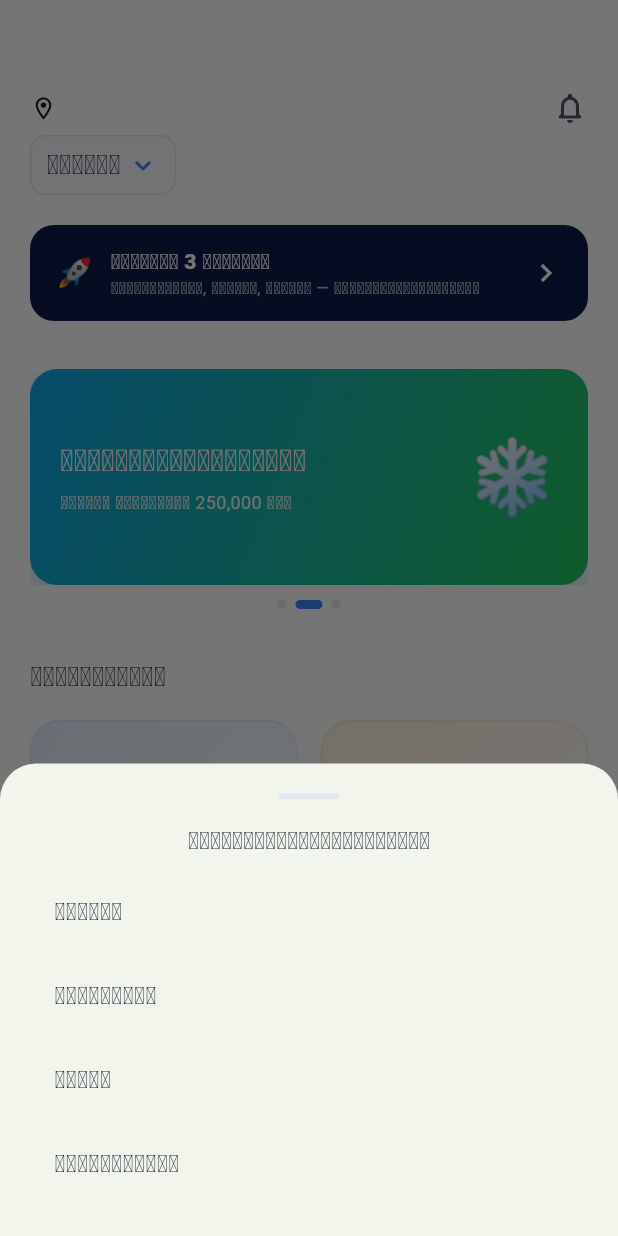
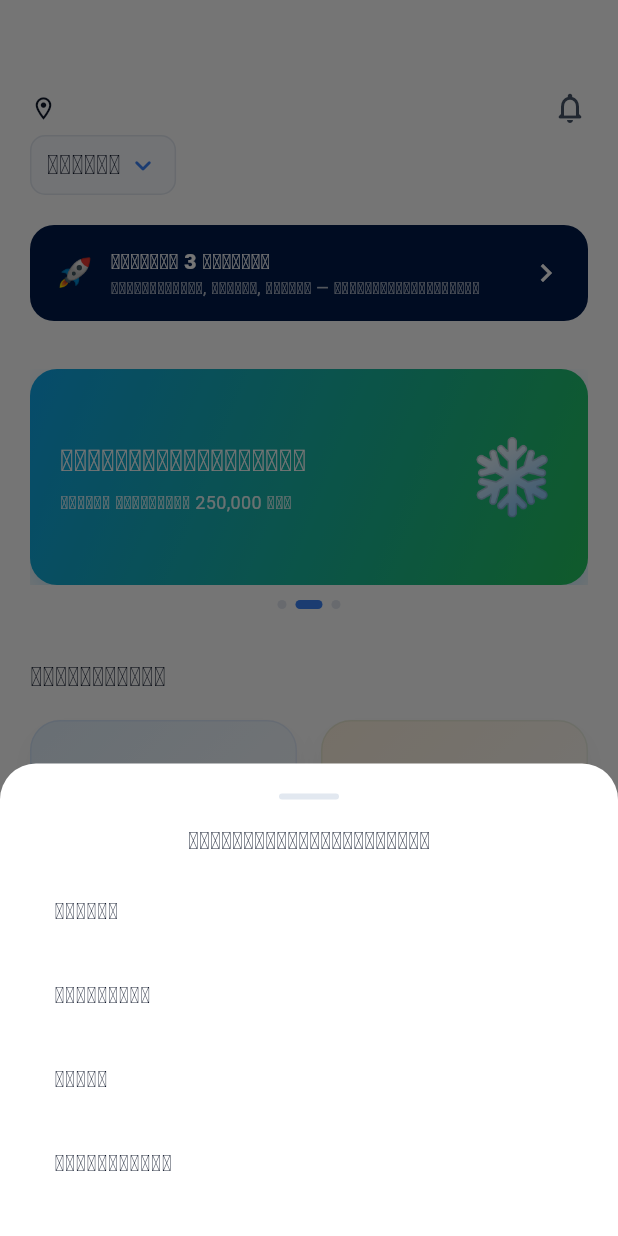
Before and after one commit to kongkilintho/Lintho-app, a Flutter app: the screen it shows once a user with an empty profile is signed in, after a tap on "ວຽງຈັນ", on a phone screen of 412 x 824 dp. Run offline on Flutter 3.47's test engine with Material 3 defaults, Android fonts, the phone set to English and light mode, and no system bars; our stand-ins replace cloud_firestore, firebase_auth, firebase_core, firebase_database, firebase_messaging, firebase_storage and 11 more; accounts and stored records are empty.

Commit message:
Phase 2: centralized design system (lib/theme/app_theme.dart)
- New AppColors/AppTypography/AppSpacing/AppRadius/AppStatus token classes
  and AppTheme.light ThemeData with AppBar/Card/Button/Input/BottomSheet/
  Dialog/NavigationBar sub-themes, wired into main.dart's MaterialApp.
- app_colors.dart's C class now mirrors AppColors instead of declaring its
  own hex values: C.yellow/C.gold, C.cream/C.bg, C.brown/C.dark/C.navy
  collapse to one value each; C.muted darkened #94A3B8 -> #5D6572 to pass
  WCAG AA (~4.6:1 vs ~2.8:1) — fixes contrast app-wide from one token.
  Existing call sites across 40+ files are unaffected (same field names).
- booking_display_helpers.dart and home_tab.dart's StatusBadge now both
  read from the single AppStatus status-color map instead of maintaining
  independent, disagreeing status-color mappings.

flutter analyze: 0 errors, pre-existing lint infos only.

```diff
--- a/lib/app_colors.dart
+++ b/lib/app_colors.dart
@@ -1,25 +1,30 @@
-import 'package:flutter/material.dart';
+import 'theme/app_theme.dart';
 
+// ✅ [Phase 2] `C` ຍັງຖືກໃຊ້ຢູ່ 40+ ໄຟລ໌ທົ່ວແອັບ — ຄົງໄວ້ເປັນ compatibility
+// layer ບໍ່ໃຫ້ໜ້າຈໍເກົ່າພັງ, ແຕ່ຕອນນີ້ mirror ຄ່າຈາກ lib/theme/app_theme.dart's
+// AppColors (single source of truth) ແທນທີ່ຈະປະກາດ hex ຂອງຕົນເອງຄືເກົ່າ —
+// ແກ້ຄ່າຢູ່ AppColors ຈຸດດຽວ ຈະສະທ້ອນທົ່ວແອັບໂດຍບໍ່ຕ້ອງແກ້ໄຟລ໌ອື່ນ.
+// ໜ້າຈໍໃໝ່/ຖືກ refactor ຄວນອ້າງອີງ AppColors ໂດຍກົງ, ບໍ່ຕ້ອງຜ່ານ C.
 class C {
-  static const navy   = Color(0xFF0D1B4B);
-  static const blue   = Color(0xFF1E40AF);
-  static const sky    = Color(0xFF3B82F6);
-  static const yellow = Color(0xFFFBBF24);
-  static const green  = Color(0xFF22C55E);
-  static const teal   = Color(0xFF14B8A6);
-  static const mint   = Color(0xFFECFDF5);
-  static const red    = Color(0xFFEF4444);
-  static const dangerRed = Color(0xFFFF6B6B);
-  static const orange = Color(0xFFF97316);
-  static const bg     = Color(0xFFF8FAFF);
-  static const white  = Colors.white;
-  static const text   = Color(0xFF0F172A);
-  static const muted  = Color(0xFF94A3B8);
-  static const border = Color(0xFFE2E8F0);
-  static const cream  = Color(0xFFF8FAFF);
-  static const gold   = Color(0xFFFBBF24);
-  static const brown  = Color(0xFF0D1B4B);
-  static const dark   = Color(0xFF0D1B4B);
+  static const navy   = AppColors.navy;
+  static const blue   = AppColors.blue;
+  static const sky    = AppColors.sky;
+  static const yellow = AppColors.gold;      // ✅ ເຄີຍແຍກຊື່ ແຕ່ hex ດຽວກັນ — ລວມແລ້ວ
+  static const green  = AppColors.green;
+  static const teal   = AppColors.teal;
+  static const mint   = AppColors.mint;
+  static const red    = AppColors.red;
+  static const dangerRed = AppColors.dangerRed;
+  static const orange = AppColors.orange;
+  static const bg     = AppColors.bg;
+  static const white  = AppColors.white;
+  static const text   = AppColors.ink;
+  static const muted  = AppColors.muted;     // ✅ ປັບ contrast ໃຫ້ຜ່ານ WCAG AA — ເບິ່ງ AppColors.muted
+  static const border = AppColors.border;
+  static const cream  = AppColors.bg;        // ✅ ເຄີຍແຍກຊື່ ແຕ່ hex ດຽວກັນ — ລວມແລ້ວ
+  static const gold   = AppColors.gold;
+  static const brown  = AppColors.navy;      // ✅ ເຄີຍແຍກຊື່ ແຕ່ hex ດຽວກັນ — ລວມແລ້ວ
+  static const dark   = AppColors.navy;
 
   // ── Aliases ─────────────────────────────────────────────
   static const primary       = green;  // C.primary
--- a/lib/booking_display_helpers.dart
+++ b/lib/booking_display_helpers.dart
@@ -13,6 +13,7 @@ import 'package:flutter/material.dart';
 import 'package:intl/intl.dart';
 import 'app_locale.dart';
 import 'provider_model.dart';
+import 'theme/app_theme.dart';
 
 // ── ສະຖານະ ──────────────────────────────────────────────────
 
@@ -31,16 +32,14 @@ class BookingStatusStyle {
   const BookingStatusStyle(this.bg, this.fg);
 }
 
-BookingStatusStyle bookingStatusStyle(String status) => switch (status) {
-  'pending'    => const BookingStatusStyle(Color(0xFFFEF3C7), Color(0xFF92400E)),
-  'accepted'   => const BookingStatusStyle(Color(0xFFDBEAFE), Color(0xFF1D4ED8)),
-  'onTheWay' || 'arrived' || 'inProgress' =>
-      const BookingStatusStyle(Color(0xFFDCFCE7), Color(0xFF15803D)),
-  'completed'  => const BookingStatusStyle(Color(0xFFDCFCE7), Color(0xFF15803D)),
-  'cancelled' || 'rejected' =>
-      const BookingStatusStyle(Color(0xFFFEE2E2), Color(0xFFB91C1C)),
-  _            => const BookingStatusStyle(Color(0xFFF1F5F9), Color(0xFF64748B)),
-};
+// ✅ [FIX — Phase 2 status map] ນີ້ເຄີຍປະກາດຄູ່ສີ bg/fg ຂອງຕົນເອງ ແຍກຈາກ
+// home_tab.dart's StatusBadge (ເຊິ່ງໃຊ້ C.sky/green/orange/muted/red ອີກ
+// ຊຸດໜຶ່ງ) — booking ດຽວກັນຈຶ່ງສະແດງຄົນລະສີຂຶ້ນກັບໜ້າຈໍ. ຕອນນີ້ດຶງຈາກ
+// AppStatus.styleOfName() ບ່ອນດຽວ (lib/theme/app_theme.dart).
+BookingStatusStyle bookingStatusStyle(String status) {
+  final s = AppStatus.styleOfName(status);
+  return BookingStatusStyle(s.bg, s.fg);
+}
 
 String bookingStatusLabel(String status) => switch (status) {
   'pending'    => tr('pending'),
--- a/lib/home_tab.dart
+++ b/lib/home_tab.dart
@@ -22,6 +22,7 @@ import 'Booking.dart';
 import 'booking_provider.dart';
 import 'online_provider.dart';
 import 'job_workflow_screen.dart';
+import 'theme/app_theme.dart';
 
 // ════════════════════════════════════════════════════════════
 // HOME TAB
@@ -649,16 +650,9 @@ class StatusBadge extends StatelessWidget {
 
   @override
   Widget build(BuildContext context) {
-    final color = switch (status) {
-      JobStatus.pending    => C.sky,
-      JobStatus.accepted   => C.green,
-      JobStatus.onTheWay   => C.orange,
-      JobStatus.arrived    => C.orange,
-      JobStatus.inProgress => C.orange,
-      JobStatus.completed  => C.green,
-      JobStatus.cancelled  => C.muted,
-      JobStatus.rejected   => C.red,
-    };
+    // ✅ [FIX — Phase 2 status map] ເຄີຍກຳນົດສີສະຖານະຂອງຕົນເອງແຍກຈາກ
+    // booking_display_helpers.dart — ຕອນນີ້ດຶງຈາກ AppStatus ບ່ອນດຽວ.
+    final color = AppStatus.colorOf(status);
     return Container(
       padding: const EdgeInsets.symmetric(horizontal: 8, vertical: 3),
       decoration: BoxDecoration(
--- a/lib/main.dart
+++ b/lib/main.dart
@@ -40,6 +40,7 @@ import 'quick_booking_screen.dart';
 import 'package:intl/intl.dart';
 import 'lao_phone.dart';
 import 'widgets/pulsing_fade.dart';
+import 'theme/app_theme.dart';
 
 const firebaseOptions = FirebaseOptions(
   apiKey:            "AIzaSyD-bIErOqCC6vHqn45oHhtL52Cw54O8SMs",
@@ -79,18 +80,10 @@ class LinThoApp extends StatelessWidget {
           navigatorKey: FCMService.navigatorKey ??= GlobalKey<NavigatorState>(),
           title: 'LinTho',
           debugShowCheckedModeBanner: false,
-          theme: ThemeData(
-            useMaterial3: true,
-            colorScheme: ColorScheme.fromSeed(
-              seedColor: C.green,
-              brightness: Brightness.light,
-            ).copyWith(
-              primary: C.green,
-              secondary: C.teal,
-            ),
-            primaryColor: C.green,
-            scaffoldBackgroundColor: C.bg,
-          ),
+          // ✅ [Phase 2] ThemeData ລວມສູນ — ເບິ່ງ lib/theme/app_theme.dart.
+          // ກ່ອນໜ້ານີ້ບ່ອນນີ້ກຳນົດແຕ່ colorScheme/primaryColor/background,
+          // ບໍ່ມີ AppBar/Card/Button/Input/BottomSheet/Dialog theme ກາງ.
+          theme: AppTheme.light,
           home: StreamBuilder<User?>(
             stream: FirebaseAuth.instance.authStateChanges(),
             builder: (context, snapshot) {
--- /dev/null
+++ b/lib/theme/app_theme.dart
@@ -0,0 +1,281 @@
+// ============================================================
+// lib/theme/app_theme.dart — LinTho ລະບົບການອອກແບບກາງ (Design System)
+//
+// ▸ ບ່ອນດຽວທີ່ກຳນົດ: ສີ, type scale, spacing, radius, ແລະ ThemeData ຂອງ
+//   ທັງແອັບ. ກ່ອນໜ້ານີ້ ThemeData ໃນ main.dart ກຳນົດແຕ່ colorScheme +
+//   primaryColor + scaffoldBackgroundColor — AppBar/Card/Button/TextField/
+//   BottomSheet/Dialog ບໍ່ມີ theme ກາງ, ແຕ່ລະໜ້າຈໍຈຶ່ງຂຽນ style ຂອງຕົນເອງ
+//   ຊ້ຳໆ (15+ ຄັ້ງສຳລັບ AppBar ຢ່າງດຽວ) ແລະ drift ອອກຈາກກັນເທື່ອລະໜ້ອຍ.
+// ▸ lib/app_colors.dart's `C` class ຍັງຄົງໄວ້ (ໃຊ້ຢູ່ 40+ ໄຟລ໌ທົ່ວແອັບ) ແຕ່
+//   ຕອນນີ້ mirror ຄ່າຈາກ AppColors ຢູ່ນີ້ ແທນທີ່ຈະປະກາດຄ່າຂອງຕົນເອງ —
+//   ແກ້ໄຂຢູ່ບ່ອນດຽວນີ້ ຈະສະທ້ອນໄປທົ່ວແອັບໂດຍບໍ່ຕ້ອງແກ້ 32 ໄຟລ໌ພ້ອມກັນ.
+//   ໜ້າຈໍໃໝ່/ຖືກ refactor ຄວນອ້າງອີງ AppColors/AppTypography/AppSpacing
+//   ໂດຍກົງ ບໍ່ຕ້ອງຜ່ານ C.
+// ============================================================
+
+import 'package:flutter/material.dart';
+import '../Booking.dart' show JobStatus;
+
+// ════════════════════════════════════════════════════════════
+// COLOR SYSTEM
+// ════════════════════════════════════════════════════════════
+
+class AppColors {
+  AppColors._();
+
+  // ── ແບຣນ (primary palette) ──────────────────────────────────
+  static const navy  = Color(0xFF001B4B);
+  static const green = Color(0xFF22C55E); // primary action
+  static const gold  = Color(0xFFFBBF24); // ✅ ລວມ C.yellow/C.gold (hex ດຽວກັນ, 2 ຊື່) ເປັນຊື່ດຽວ
+  static const ink   = Color(0xFF0F172A); // primary text
+  static const bg    = Color(0xFFF8FAFF); // ✅ ລວມ C.bg/C.cream (hex ດຽວກັນ, 2 ຊື່)
+
+  // ── ຂະຫຍາຍ (ຍັງໃຊ້ຢູ່ທົ່ວແອັບ, ຄົງໄວ້ບໍ່ປ່ຽນ hex) ──────────────
+  static const blue      = Color(0xFF1E40AF);
+  static const sky       = Color(0xFF3B82F6);
+  static const teal      = Color(0xFF14B8A6);
+  static const mint      = Color(0xFFECFDF5);
+  static const red       = Color(0xFFEF4444);
+  static const dangerRed = Color(0xFFFF6B6B);
+  static const orange    = Color(0xFFF97316);
+  static const white     = Colors.white;
+  static const border    = Color(0xFFE2E8F0);
+
+  // ✅ [FIX] #94A3B8 ເທິງພື້ນຂາວ/bg ແມ່ນ contrast ~2.8:1 — ບໍ່ຜ່ານ WCAG AA
+  // (4.5:1) ສຳລັບ caption/hint/timestamp ທີ່ token ນີ້ຂັບເຄື່ອນເກືອບທຸກໜ້າຈໍ.
+  // #5D6572 ໃຫ້ contrast ~4.6:1 ເທິງພື້ນຂາວ, ຜ່ານເກນ, ຍັງອ່ານອອກວ່າເປັນ
+  // "ສີເທົາຮອງ" ບໍ່ແມ່ນ primary text.
+  static const muted = Color(0xFF5D6572);
+}
+
+// ════════════════════════════════════════════════════════════
+// STATUS COLOR — ແຜນທີ່ດຽວ, ບໍ່ໃຫ້ແຍກກຳນົດຄືນຢູ່ແຕ່ລະໜ້າຈໍ
+// ════════════════════════════════════════════════════════════
+//
+// ✅ [FIX] ກ່ອນໜ້ານີ້ມີ 2 ລະບົບສີສະຖານະແຍກກັນ: booking_display_helpers.dart
+// (bg/fg hex ກົງ) ແລະ home_tab.dart's StatusBadge (C.* switch ຕົວມັນເອງ) —
+// booking ອັນດຽວກັນສະແດງຄົນລະສີໄດ້ຂຶ້ນກັບໜ້າຈໍໃດສະແດງ. ຕອນນີ້ທັງສອງ
+// ໜ້າຈໍດຶງຈາກ AppStatus ບ່ອນດຽວ.
+class AppStatus {
+  AppStatus._();
+
+  /// ສີ accent ຕົ້ນຕໍຂອງແຕ່ລະສະຖານະ — ໃຊ້ທັງເປັນສີ badge ແລະ derive ເປັນ
+  /// ຄູ່ (bg, fg) ຜ່ານ [styleOf].
+  static Color colorOf(JobStatus status) => switch (status) {
+        JobStatus.pending    => AppColors.gold,
+        JobStatus.accepted   => AppColors.sky,
+        JobStatus.onTheWay   => AppColors.teal,
+        JobStatus.arrived    => AppColors.teal,
+        JobStatus.inProgress => AppColors.teal,
+        JobStatus.completed  => AppColors.green,
+        JobStatus.cancelled  => AppColors.muted,
+        JobStatus.rejected   => AppColors.red,
+      };
+
+  /// `bookings.status` ໃນ Firestore ເກັບເປັນ String (JobStatus.name) —
+  /// overload ນີ້ໃຫ້ໜ້າຈໍທີ່ຍັງເຮັດວຽກກັບ Map<String,dynamic> ດິບ (ບໍ່ໄດ້
+  /// parse ເປັນ Booking model ກ່ອນ) ໃຊ້ແຜນທີ່ດຽວກັນໄດ້ໂດຍບໍ່ຕ້ອງ refactor.
+  static Color colorOfName(String status) {
+    for (final s in JobStatus.values) {
+      if (s.name == status) return colorOf(s);
+    }
+    return AppColors.muted; // ✅ fallback ສະຖານະບໍ່ຮູ້ຈັກ — ຄືເດີມ
+  }
+
+  /// ຄູ່ (bg, fg) ສຳລັບ pill/badge — bg = accent 12% alpha, fg = accent ເຕັມ.
+  static ({Color bg, Color fg}) styleOf(JobStatus status) {
+    final c = colorOf(status);
+    return (bg: c.withValues(alpha: 0.12), fg: c);
+  }
+
+  static ({Color bg, Color fg}) styleOfName(String status) {
+    final c = colorOfName(status);
+    return (bg: c.withValues(alpha: 0.12), fg: c);
+  }
+}
+
+// ════════════════════════════════════════════════════════════
+// TYPOGRAPHY — 6 roles, ບໍ່ໃຫ້ແຕ່ລະໜ້າຈໍເລືອກ size/weight ເອງອີກ
+// ════════════════════════════════════════════════════════════
+
+class AppTypography {
+  AppTypography._();
+
+  static const display = TextStyle(
+      fontSize: 32, fontWeight: FontWeight.w700,
+      color: AppColors.ink, height: 1.15, letterSpacing: -0.3);
+  static const title = TextStyle(
+      fontSize: 22, fontWeight: FontWeight.w600,
+      color: AppColors.ink, height: 1.2);
+  static const heading = TextStyle(
+      fontSize: 17, fontWeight: FontWeight.w600,
+      color: AppColors.ink, height: 1.3);
+  static const body = TextStyle(
+      fontSize: 15, fontWeight: FontWeight.w400,
+      color: AppColors.ink, height: 1.5);
+  static const label = TextStyle(
+      fontSize: 13, fontWeight: FontWeight.w600,
+      color: AppColors.ink, height: 1.3, letterSpacing: 0.1);
+  static const caption = TextStyle(
+      fontSize: 12, fontWeight: FontWeight.w500,
+      color: AppColors.muted, height: 1.3);
+
+  /// ຫົວ AppBar — ຂະໜາດ/ນ້ຳໜັກທີ່ 15+ ໜ້າຈໍໃຊ້ຢູ່ແລ້ວ, ຍົກຂຶ້ນເປັນ theme
+  /// ແທນທີ່ຈະໃຫ້ແຕ່ລະ AppBar ພິມ TextStyle ຊ້ຳ.
+  static const appBarTitle = TextStyle(
+      fontSize: 18, fontWeight: FontWeight.w800, color: AppColors.ink);
+}
+
+// ════════════════════════════════════════════════════════════
+// SPACING — 8-point grid
+// ════════════════════════════════════════════════════════════
+
+class AppSpacing {
+  AppSpacing._();
+  static const xs   = 4.0;
+  static const sm   = 8.0;
+  static const md   = 12.0;
+  static const lg   = 16.0;
+  static const xl   = 24.0;
+  static const xxl  = 32.0;
+  static const xxxl = 48.0;
+}
+
+// ════════════════════════════════════════════════════════════
+// RADIUS — 3 ລະດັບ
+// ════════════════════════════════════════════════════════════
+
+class AppRadius {
+  AppRadius._();
+  static const chip  = 8.0;  // pill/chip/badge/input ນ້ອຍ
+  static const card  = 16.0; // card/button/input/dialog
+  static const sheet = 24.0; // bottom sheet, modal ໃຫຍ່
+
+  static final chipShape  = BorderRadius.circular(chip);
+  static final cardShape  = BorderRadius.circular(card);
+  static const sheetTop   = BorderRadius.vertical(top: Radius.circular(sheet));
+}
+
+// ════════════════════════════════════════════════════════════
+// THEME DATA — ຝັງ sub-themes ທັງໝົດຢູ່ບ່ອນດຽວ
+// ════════════════════════════════════════════════════════════
+
+class AppTheme {
+  AppTheme._();
+
+  static ThemeData get light {
+    final colorScheme = ColorScheme.fromSeed(
+      seedColor: AppColors.green,
+      brightness: Brightness.light,
+    ).copyWith(
+      primary:   AppColors.green,
+      secondary: AppColors.teal,
+      tertiary:  AppColors.gold,
+      error:     AppColors.red,
+      surface:   AppColors.white,
+    );
+
+    final outlineInput = OutlineInputBorder(
+      borderRadius: AppRadius.cardShape,
+      borderSide: const BorderSide(color: AppColors.border),
+    );
+
+    return ThemeData(
+      useMaterial3: true,
+      colorScheme: colorScheme,
+      primaryColor: AppColors.green,
+      scaffoldBackgroundColor: AppColors.bg,
+      fontFamily: null, // system font — see design review §3 for the case to add a custom pairing later
+
+      textTheme: const TextTheme(
+        displayLarge:  AppTypography.display,
+        headlineLarge: AppTypography.title,
+        titleLarge:    AppTypography.heading,
+        bodyLarge:     AppTypography.body,
+        labelLarge:    AppTypography.label,
+        bodySmall:     AppTypography.caption,
+      ),
+
+      appBarTheme: const AppBarTheme(
+        backgroundColor: AppColors.white,
+        foregroundColor: AppColors.ink,
+        elevation: 0,
+        centerTitle: true,
+        titleTextStyle: AppTypography.appBarTitle,
+        iconTheme: IconThemeData(color: AppColors.ink),
+      ),
+
+      cardTheme: CardThemeData(
+        color: AppColors.white,
+        elevation: 0,
+        shadowColor: Colors.black.withValues(alpha: 0.06),
+        shape: RoundedRectangleBorder(borderRadius: AppRadius.cardShape),
+        margin: EdgeInsets.zero,
+      ),
+
+      elevatedButtonTheme: ElevatedButtonThemeData(
+        style: ElevatedButton.styleFrom(
+          backgroundColor: AppColors.green,
+          foregroundColor: AppColors.white,
+          disabledBackgroundColor: AppColors.border,
+          elevation: 0,
+          padding: const EdgeInsets.symmetric(vertical: AppSpacing.lg),
+          shape: RoundedRectangleBorder(borderRadius: AppRadius.cardShape),
+          textStyle: AppTypography.label.copyWith(fontSize: 16, color: AppColors.white),
+        ),
+      ),
+
+      outlinedButtonTheme: OutlinedButtonThemeData(
+        style: OutlinedButton.styleFrom(
+          foregroundColor: AppColors.navy,
+          side: const BorderSide(color: AppColors.navy),
+          padding: const EdgeInsets.symmetric(vertical: AppSpacing.lg),
+          shape: RoundedRectangleBorder(borderRadius: AppRadius.cardShape),
+        ),
+      ),
+
+      textButtonTheme: TextButtonThemeData(
+        style: TextButton.styleFrom(foregroundColor: AppColors.navy),
+      ),
+
+      inputDecorationTheme: InputDecorationTheme(
+        filled: true,
+        fillColor: AppColors.bg,
+        hintStyle: const TextStyle(color: AppColors.muted, fontSize: 14),
+        contentPadding: const EdgeInsets.symmetric(
+            horizontal: AppSpacing.lg, vertical: AppSpacing.lg),
+        border: outlineInput,
+        enabledBorder: outlineInput,
+        focusedBorder: outlineInput.copyWith(
+            borderSide: const BorderSide(color: AppColors.sky, width: 1.6)),
+        errorBorder: outlineInput.copyWith(
+            borderSide: const BorderSide(color: AppColors.red, width: 1.4)),
+      ),
+
+      bottomSheetTheme: BottomSheetThemeData(
+        backgroundColor: AppColors.white,
+        shape: RoundedRectangleBorder(borderRadius: AppRadius.sheetTop),
+        showDragHandle: false, // ໃຊ້ _Handle ວັດເຈດຂອງແອັບເອງ (ດູ AppBottomSheet)
+      ),
+
+      dialogTheme: DialogThemeData(
+        backgroundColor: AppColors.white,
+        shape: RoundedRectangleBorder(borderRadius: AppRadius.cardShape),
+        titleTextStyle: AppTypography.title.copyWith(fontSize: 18, fontWeight: FontWeight.w800),
+        contentTextStyle: AppTypography.body.copyWith(color: AppColors.muted),
+      ),
+
+      navigationBarTheme: NavigationBarThemeData(
+        backgroundColor: AppColors.white,
+        indicatorColor: AppColors.navy.withValues(alpha: 0.08),
+        labelTextStyle: WidgetStateProperty.resolveWith((states) => TextStyle(
+            fontSize: 10, fontWeight: FontWeight.w600,
+            color: states.contains(WidgetState.selected) ? AppColors.navy : AppColors.muted)),
+        iconTheme: WidgetStateProperty.resolveWith((states) => IconThemeData(
+            color: states.contains(WidgetState.selected) ? AppColors.navy : AppColors.muted)),
+      ),
+
+      dividerTheme: const DividerThemeData(color: AppColors.border, thickness: 1, space: 1),
+    );
+  }
+}
```
